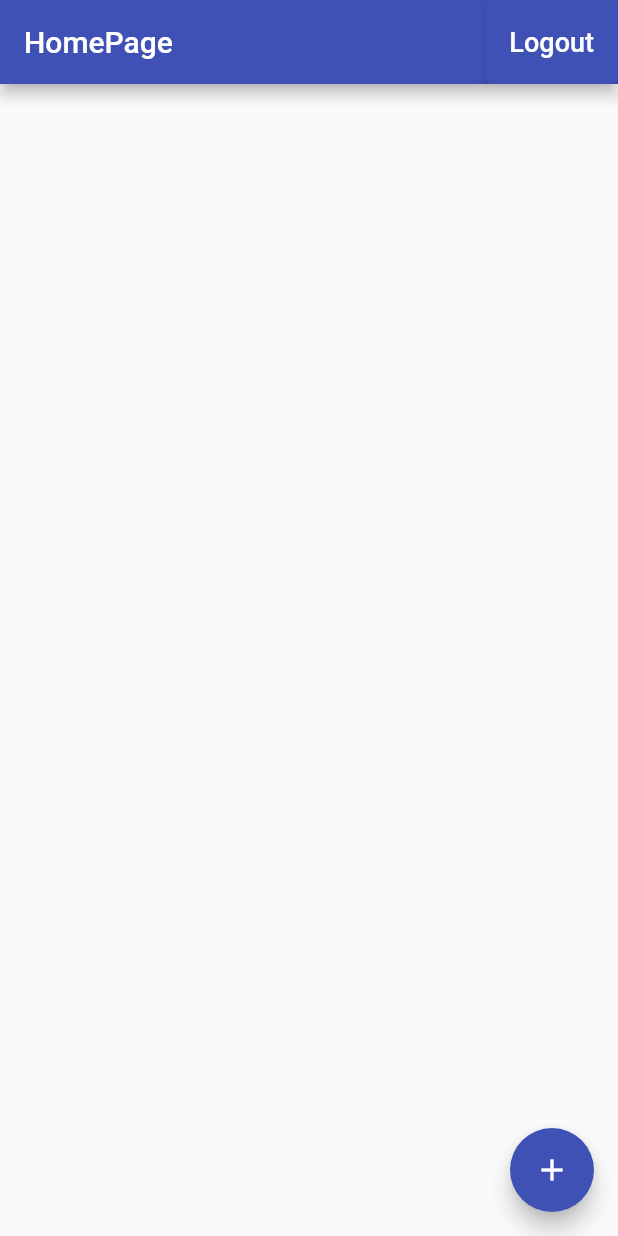
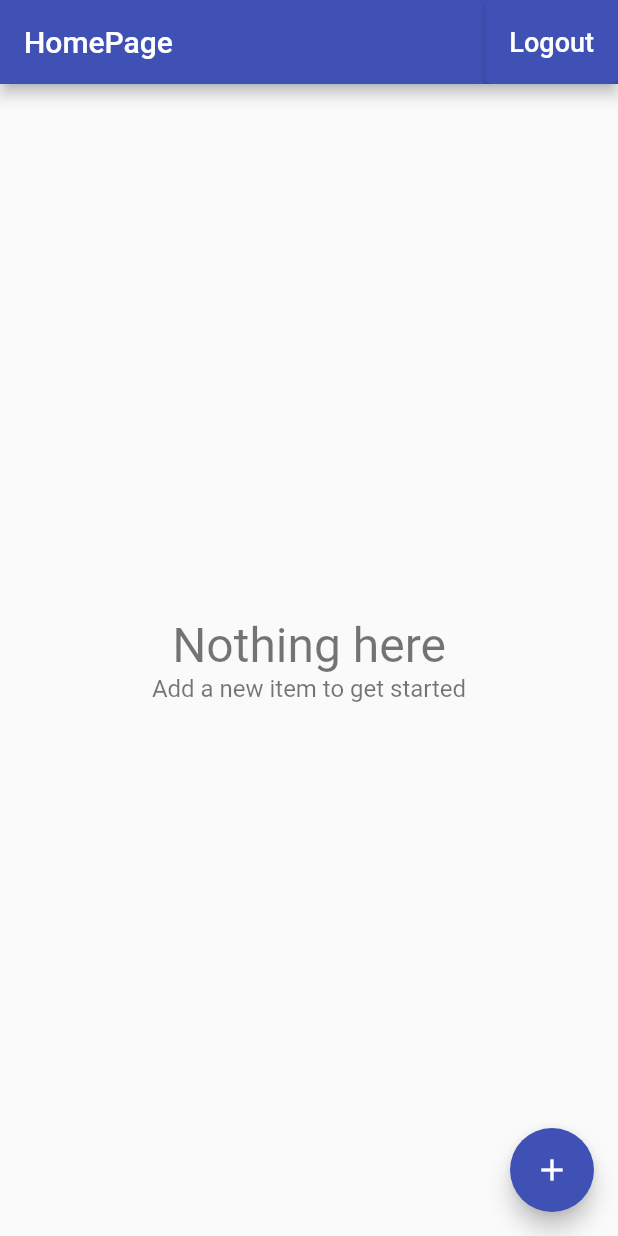
Before and after one commit to tyefu/TimeTracker, a Flutter app: the screen it shows once a user with an empty profile is signed in, on a phone screen of 412 x 824 dp. Run offline on Flutter 3.47's test engine with Material 2 defaults, Android fonts, the phone set to English and light mode, and no system bars; our stand-ins replace cloud_firestore, firebase_auth, firebase_core, google_sign_in; accounts and stored records are empty.

```diff
--- /dev/null
+++ b/lib/pages/home/job/empty_content.dart
@@ -0,0 +1,21 @@
+import 'package:flutter/material.dart';
+
+class EmptyContent extends StatelessWidget {
+  final String title;
+  final String message;
+
+  const EmptyContent({Key key, this.title = 'Nothing here', this.message = 'Add a new item to get started'}) : super(key: key);
+  @override
+  Widget build(BuildContext context) {
+    return Center(
+      child: Column(
+        mainAxisAlignment: MainAxisAlignment.center,
+        children: [
+          Text(title,style: TextStyle(fontSize: 32.0,color: Colors.black54),),
+
+          Text(message,style: TextStyle(fontSize: 16.0,color: Colors.black54),),
+        ],
+      ),
+    );
+  }
+}
--- a/lib/pages/home/job/job_page.dart
+++ b/lib/pages/home/job/job_page.dart
@@ -1,7 +1,9 @@
 import 'package:cloud_firestore/cloud_firestore.dart';
 import 'package:flutter/material.dart';
 import 'package:flutter_app_time_tracker/pages/home/job/edit_job_page.dart';
+import 'package:flutter_app_time_tracker/pages/home/job/empty_content.dart';
 import 'package:flutter_app_time_tracker/pages/home/job/job_list_tile.dart';
+import 'package:flutter_app_time_tracker/pages/home/job/list_items_builder.dart';
 import 'package:flutter_app_time_tracker/pages/home/models/job.dart';
 import 'package:flutter_app_time_tracker/pages/signin/widgets/show_alert_dialog.dart';
 import 'package:flutter_app_time_tracker/pages/signin/widgets/show_exception_alert_dialog.dart';
@@ -75,23 +77,29 @@ class JobPage extends StatelessWidget {
     return StreamBuilder<List<Job>>(
       stream: database.jobsStream(),
       builder: (context, snapshot) {
-        if (snapshot.hasData) {
-          final jobs = snapshot.data;
-          final children = jobs
-              .map((job) => JobListTile(
-                    job: job,
-                    onTap: () {
-                      EditJobPage.show(context, job: job);
-                    },
-                  ))
-              .toList();
-          return ListView(children: children);
-        }
-        if (snapshot.hasError) {
-          return Center(child: Text('Some error occurred'));
-        }
-        return Center(child: CircularProgressIndicator());
+      return ListItemsBuilder<Job>(
+        snapshot: snapshot,
+        itemBuilder: (context,job) => Dismissible(
+          key: Key('job-${job.id}'),
+          background: Container(color: Colors.red,),
+          direction: DismissDirection.endToStart,
+          onDismissed: (direction)=> _delete(context,job),
+          child: JobListTile(job: job,onTap: (){
+            EditJobPage.show(context,job: job);
+          },),
+        ),
+      );
       },
     );
   }
+
+Future<void>  _delete(BuildContext context, Job job) async{
+    try{
+      final database = Provider.of<Database>(context,listen: false);
+      await database.deleteJob(job);
+    }on FirebaseException catch(e) {
+      showExceptionAlertDialog(context, title: 'Operation failed', exception: e);
+    }
+
 }
+}
--- /dev/null
+++ b/lib/pages/home/job/list_items_builder.dart
@@ -0,0 +1,46 @@
+import 'package:flutter/material.dart';
+import 'package:flutter_app_time_tracker/pages/home/job/empty_content.dart';
+
+typedef ItemWidgetBuilder<T> = Widget Function(BuildContext context, T item);
+
+class ListItemsBuilder<T> extends StatelessWidget {
+  final AsyncSnapshot<List<T>> snapshot;
+  final ItemWidgetBuilder<T> itemBuilder;
+
+  const ListItemsBuilder({Key key, this.snapshot, this.itemBuilder})
+      : super(key: key);
+
+  @override
+  Widget build(BuildContext context) {
+    if (snapshot.hasData) {
+      final List<T> items = snapshot.data;
+      if (items.isNotEmpty) {
+        return _buildList(items);
+      } else {
+        return EmptyContent();
+      }
+    } else if (snapshot.hasError) {
+      return EmptyContent(
+        title: 'Something went wrong',
+        message: 'Can\'t load items right now',
+      );
+    }
+    return Center(
+      child: CircularProgressIndicator(),
+    );
+  }
+
+  Widget _buildList(List<T> items) {
+    return ListView.separated(
+      itemCount: items.length+2,
+        separatorBuilder: (context,index){
+        return Divider(height: 0.5,);
+        },
+        itemBuilder: (context,index){
+        if(index == 0 || index == items.length + 1){
+          return Container();
+        }
+        return itemBuilder(context,items[index-1]);
+        });
+  }
+}
--- a/lib/services/database.dart
+++ b/lib/services/database.dart
@@ -11,6 +11,7 @@ import 'firestore_service.dart';
 abstract class Database {
   Future<void> setJob(Job job);
   Stream<List<Job>> jobsStream();
+  Future<void> deleteJob(Job job);
 }
 
 String documentIdFromCurrentDate() => DateTime.now().toIso8601String();
@@ -30,5 +31,8 @@ class FirestoreDatabase implements Database {
     path: APIPath.jobs(uid),
     builder: (data,documentId) => Job.fromMap(data,documentId),
   );
+  Future<void> deleteJob(Job job) async{
+  _service.deleteData(path: APIPath.job(uid, job.id));
+  }
 
 }
--- a/lib/services/firestore_service.dart
+++ b/lib/services/firestore_service.dart
@@ -11,6 +11,11 @@ class FirestoreService{
     await reference.set(data);
   }
 
+  Future<void> deleteData({@required String path})async{
+    final reference = FirebaseFirestore.instance.doc(path);
+    print('deelte');
+    await reference.delete();
+  }
   Stream<List<T>> collectionStream<T>({
     @required String path,
     @required T Function(Map<String, dynamic> data,String documentId) builder,
```
